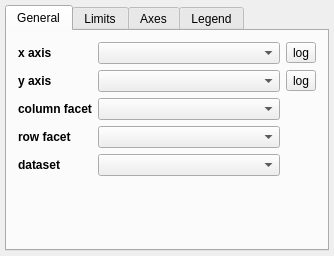
Above: glue_small_multiples/qt/options_widget.ui from gluesolutions/glue-small-multiples before the change. Below: the same form after it.
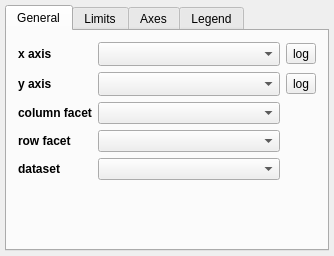
That is the form after the change. Custom widgets are drawn as their Qt base class.

```diff
--- a/glue_small_multiples/qt/options_widget.ui
+++ b/glue_small_multiples/qt/options_widget.ui
@@ -70,7 +70,7 @@
        <item row="0" column="2">
         <widget class="QComboBox" name="combosel_x_att">
          <property name="sizeAdjustPolicy">
-          <enum>QComboBox::AdjustToMinimumContentsLength</enum>
+          <enum>QComboBox::AdjustToMinimumContentsLengthWithIcon</enum>
          </property>
         </widget>
        </item>
@@ -100,7 +100,7 @@
        <item row="1" column="2">
         <widget class="QComboBox" name="combosel_y_att">
          <property name="sizeAdjustPolicy">
-          <enum>QComboBox::AdjustToMinimumContentsLength</enum>
+          <enum>QComboBox::AdjustToMinimumContentsLengthWithIcon</enum>
          </property>
         </widget>
        </item>
```
